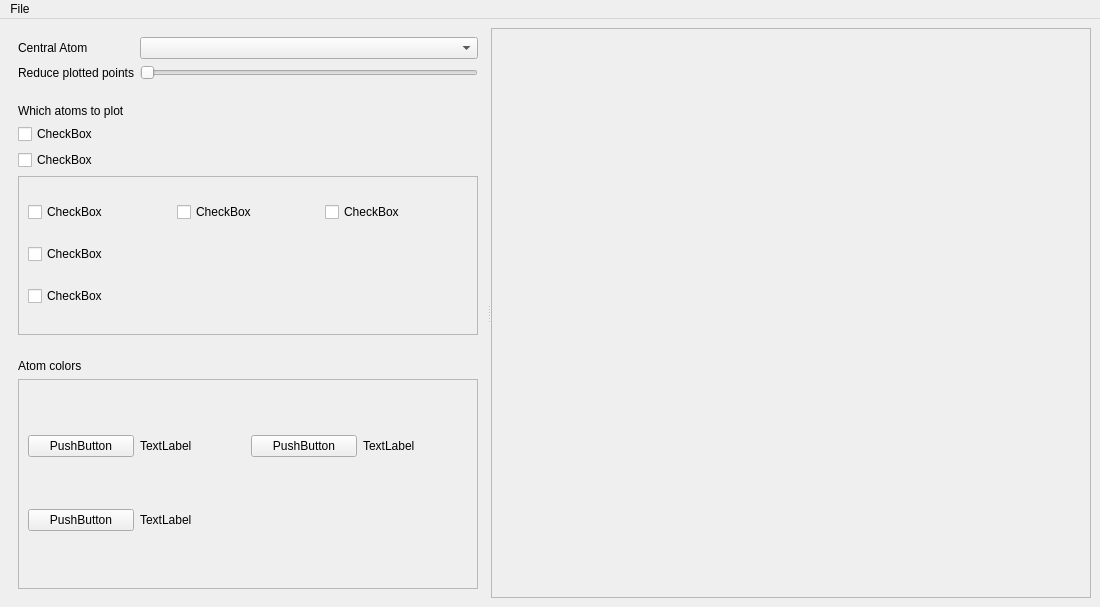
This is testing.ui in m-julian/ALFVisualizer as Qt 5 draws it before an edit. The edited form follows.
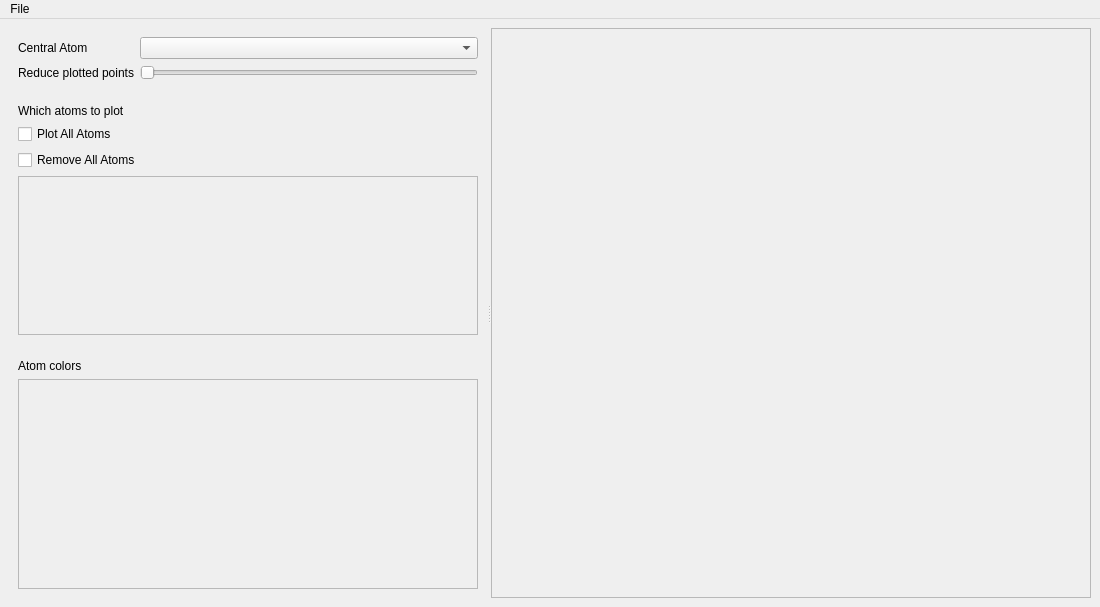
This is the edited form.

Commit message: slight change in ui and color box working, now need to add color dialog

```diff
--- a/testing.ui
+++ b/testing.ui
@@ -90,16 +90,22 @@
             </widget>
            </item>
            <item>
-            <widget class="QCheckBox" name="checkBox_2">
+            <widget class="QCheckBox" name="plot_all_atoms_checkbox">
+             <property name="enabled">
+              <bool>true</bool>
+             </property>
              <property name="text">
-              <string>CheckBox</string>
+              <string>Plot All Atoms</string>
+             </property>
+             <property name="tristate">
+              <bool>false</bool>
              </property>
             </widget>
            </item>
            <item>
             <widget class="QCheckBox" name="checkBox_7">
              <property name="text">
-              <string>CheckBox</string>
+              <string>Remove All Atoms</string>
              </property>
             </widget>
            </item>
@@ -123,43 +129,7 @@
                 <height>140</height>
                </rect>
               </property>
-              <layout class="QGridLayout" name="gridLayout">
-               <item row="1" column="0">
-                <widget class="QCheckBox" name="checkBox_4">
-                 <property name="text">
-                  <string>CheckBox</string>
-                 </property>
-                </widget>
-               </item>
-               <item row="0" column="0">
-                <widget class="QCheckBox" name="checkBox_3">
-                 <property name="text">
-                  <string>CheckBox</string>
-                 </property>
-                </widget>
-               </item>
-               <item row="2" column="0">
-                <widget class="QCheckBox" name="checkBox">
-                 <property name="text">
-                  <string>CheckBox</string>
-                 </property>
-                </widget>
-               </item>
-               <item row="0" column="1">
-                <widget class="QCheckBox" name="checkBox_5">
-                 <property name="text">
-                  <string>CheckBox</string>
-                 </property>
-                </widget>
-               </item>
-               <item row="0" column="2">
-                <widget class="QCheckBox" name="checkBox_6">
-                 <property name="text">
-                  <string>CheckBox</string>
-                 </property>
-                </widget>
-               </item>
-              </layout>
+              <layout class="QGridLayout" name="gridLayout"/>
              </widget>
             </widget>
            </item>
@@ -202,50 +172,7 @@
                 <height>194</height>
                </rect>
               </property>
-              <layout class="QGridLayout" name="gridLayout_2">
-               <item row="0" column="0">
-                <widget class="QPushButton" name="pushButton">
-                 <property name="text">
-                  <string>PushButton</string>
-                 </property>
-                </widget>
-               </item>
-               <item row="0" column="1">
-                <widget class="QLabel" name="label">
-                 <property name="text">
-                  <string>TextLabel</string>
-                 </property>
-                </widget>
-               </item>
-               <item row="0" column="3">
-                <widget class="QLabel" name="label_2">
-                 <property name="text">
-                  <string>TextLabel</string>
-                 </property>
-                </widget>
-               </item>
-               <item row="0" column="2">
-                <widget class="QPushButton" name="pushButton_2">
-                 <property name="text">
-                  <string>PushButton</string>
-                 </property>
-                </widget>
-               </item>
-               <item row="1" column="0">
-                <widget class="QPushButton" name="pushButton_3">
-                 <property name="text">
-                  <string>PushButton</string>
-                 </property>
-                </widget>
-               </item>
-               <item row="1" column="1">
-                <widget class="QLabel" name="label_3">
-                 <property name="text">
-                  <string>TextLabel</string>
-                 </property>
-                </widget>
-               </item>
-              </layout>
+              <layout class="QGridLayout" name="gridLayout_2"/>
              </widget>
             </widget>
            </item>
```
Left out of the diff: 10 changed lines with no effect on the pictures. The commit also changes 3 other files.
